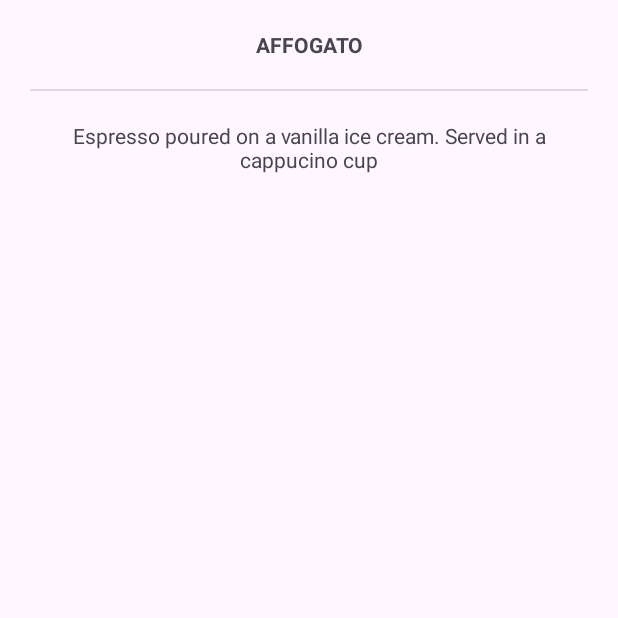
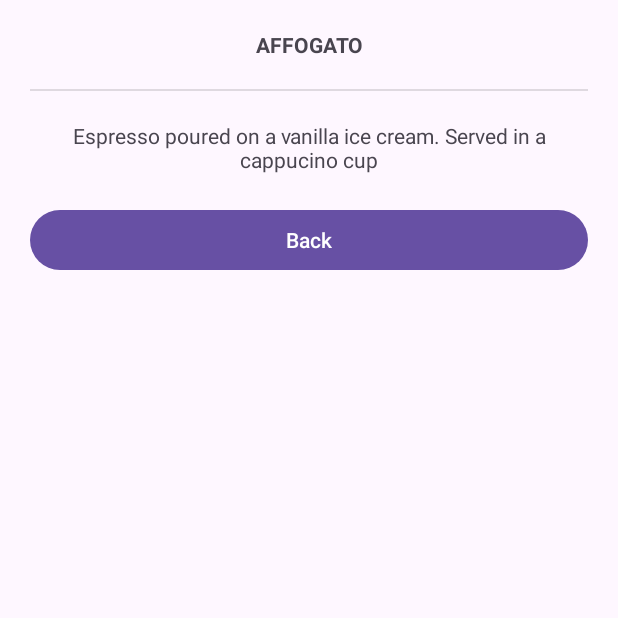
Before and after one commit to MichKyleEl/LAB_WEEK_03, an Android app: the screen it shows after launch (MainActivity), after a tap on "AFFOGATO", on a phone screen of 412 x 824 dp, the top half of it. Run offline under Robolectric (Android 15) with nearby library versions, the phone set to English and light mode, and no system bars.

Commit message:
Commit No.5 – add back button & extend list

```diff
--- a/app/src/main/java/com/example/lab_week_03/DetailFragment.kt
+++ b/app/src/main/java/com/example/lab_week_03/DetailFragment.kt
@@ -5,12 +5,9 @@ import androidx.fragment.app.Fragment
 import android.view.LayoutInflater
 import android.view.View
 import android.view.ViewGroup
+import android.widget.Button
 import android.widget.TextView
-
-// TODO: Rename parameter arguments, choose names that match
-// the fragment initialization parameters, e.g. ARG_ITEM_NUMBER
-private const val ARG_PARAM1 = "param1"
-private const val ARG_PARAM2 = "param2"
+import androidx.navigation.fragment.findNavController
 
 /**
  * A simple [Fragment] subclass.
@@ -18,22 +15,10 @@ private const val ARG_PARAM2 = "param2"
  * create an instance of this fragment.
  */
 class DetailFragment : Fragment() {
-    // TODO: Rename and change types of parameters
-    private var param1: String? = null
-    private var param2: String? = null
-
     private val coffeeTitle: TextView?
         get() = view?.findViewById(R.id.coffee_title)
     private val coffeeDesc: TextView?
         get() = view?.findViewById(R.id.coffee_desc)
-
-    override fun onCreate(savedInstanceState: Bundle?) {
-        super.onCreate(savedInstanceState)
-        arguments?.let {
-            param1 = it.getString(ARG_PARAM1)
-            param2 = it.getString(ARG_PARAM2)
-        }
-    }
 
     override fun onCreateView(
         inflater: LayoutInflater, container: ViewGroup?,
@@ -45,8 +30,16 @@ class DetailFragment : Fragment() {
 
     override fun onViewCreated(view: View, savedInstanceState: Bundle?) {
         super.onViewCreated(view, savedInstanceState)
-        val coffeeId = arguments?.getInt(COFFEE_ID, 0) ?: 0
+
+        // Retrieve coffee ID from arguments
+        val coffeeId = arguments?.getInt(ListFragment.COFFEE_ID, 0) ?: 0
         setCoffeeData(coffeeId)
+
+        // Find the back button and set up its click listener
+        val backButton: Button = view.findViewById(R.id.button2)
+        backButton.setOnClickListener {
+            findNavController().navigateUp()
+        }
     }
 
     fun setCoffeeData(id: Int) {
@@ -55,26 +48,22 @@ class DetailFragment : Fragment() {
                 coffeeTitle?.text = getString(R.string.affogato_title)
                 coffeeDesc?.text = getString(R.string.affogato_desc)
             }
-
             R.id.americano -> {
                 coffeeTitle?.text = getString(R.string.americano_title)
                 coffeeDesc?.text = getString(R.string.americano_desc)
             }
-
             R.id.latte -> {
                 coffeeTitle?.text = getString(R.string.latte_title)
                 coffeeDesc?.text = getString(R.string.latte_desc)
             }
+            R.id.cappuccino -> {
+                coffeeTitle?.text = getString(R.string.cappuccino_title)
+                coffeeDesc?.text = getString(R.string.cappuccino_desc)
+            }
+            R.id.macchiato -> {
+                coffeeTitle?.text = getString(R.string.macchiato_title)
+                coffeeDesc?.text = getString(R.string.macchiato_desc)
+            }
         }
     }
-
-    companion object {
-        private const val COFFEE_ID = "COFFEE_ID"
-        fun newInstance(coffeeId: Int) =
-            DetailFragment().apply {
-                arguments = Bundle().apply {
-                    putInt(COFFEE_ID, coffeeId)
-                }
-            }
-    }
 }
--- a/app/src/main/java/com/example/lab_week_03/ListFragment.kt
+++ b/app/src/main/java/com/example/lab_week_03/ListFragment.kt
@@ -6,6 +6,7 @@ import androidx.fragment.app.Fragment
 import android.view.LayoutInflater
 import android.view.View
 import android.view.ViewGroup
+import android.widget.Button
 import androidx.navigation.Navigation
 
 // TODO: Rename parameter arguments, choose names that match
@@ -22,6 +23,7 @@ class ListFragment : Fragment() {
     // TODO: Rename and change types of parameters
     private var param1: String? = null
     private var param2: String? = null
+
 
 //    private lateinit var coffeeListener: CoffeeListener;
 
@@ -58,7 +60,9 @@ class ListFragment : Fragment() {
         val coffeeList = listOf<View>(
             view.findViewById(R.id.affogato),
             view.findViewById(R.id.americano),
-            view.findViewById(R.id.latte)
+            view.findViewById(R.id.latte),
+            view.findViewById(R.id.cappuccino),
+            view.findViewById(R.id.macchiato)
         )
 //        coffeeList.forEach{
 //            it.setOnClickListener(this)
@@ -66,6 +70,7 @@ class ListFragment : Fragment() {
         coffeeList.forEach{ coffee ->
             val fragmentBundle = Bundle()
             fragmentBundle.putInt(COFFEE_ID, coffee.id)
+
             coffee.setOnClickListener(
                 Navigation.createNavigateOnClickListener(
                     R.id.coffee_id_action, fragmentBundle)
--- a/app/src/main/res/layout/fragment_detail.xml
+++ b/app/src/main/res/layout/fragment_detail.xml
@@ -7,6 +7,7 @@
     android:orientation="vertical"
     android:padding="20dp"
     tools:context=".DetailFragment">
+
     <TextView
         android:id="@+id/coffee_title"
         android:layout_width="match_parent"
@@ -25,4 +26,11 @@
         android:layout_height="wrap_content"
         android:gravity="center"
         tools:text="@string/affogato_desc" />
+
+    <Button
+        android:id="@+id/button2"
+        android:layout_width="match_parent"
+        android:layout_height="wrap_content"
+        android:text="Back"
+        android:layout_marginTop="20dp" />
 </LinearLayout>
--- a/app/src/main/res/navigation/nav_graph.xml
+++ b/app/src/main/res/navigation/nav_graph.xml
@@ -19,5 +19,10 @@
         android:id="@+id/coffeeDetail"
         android:name="com.example.lab_week_03.DetailFragment"
         android:label="Detail"
-        tools:layout="@layout/fragment_detail" />
+        tools:layout="@layout/fragment_detail">
+        <action
+            android:id="@+id/coffee_id_action"
+            app:destination="@+id/coffeeList">
+        </action>
+    </fragment>
 </navigation>
--- a/app/src/main/res/values/strings.xml
+++ b/app/src/main/res/values/strings.xml
@@ -6,6 +6,10 @@
     <string name="americano_desc">Espresso with added hot water (100-150 ml). Often served in a cappucino cup. (The espresso is added into the hot water rather than all the water being flowed through the coffee that would lead to over extraction.)</string>
     <string name="latte_title">CAFFE LATTE</string>
     <string name="latte_desc">A tall, mild \'milk coffee\' (about 150-300 ml). An espresso with steamed milk and only a little milk foam poured over it. Serve in a latte glass or a coffee cup. Flavored syrup can be added</string>
+    <string name="cappuccino_title">CAPPUCCINO</string>
+    <string name="cappuccino_desc">Espresso topped with equal parts steamed milk and a thick layer of frothed milk foam. It has a total volume of about 150-180ml and is known for its light, airy texture.</string>
+    <string name="macchiato_title">MACCHIATO</string>
+    <string name="macchiato_desc">A shot of espresso "marked" or "stained" with a small amount of steamed milk. This is a very strong, espresso-forward drink served in a small cup.</string>
     <string name="coffee_list">Coffee List</string>
     <!-- TODO: Remove or change this placeholder text -->
     <string name="hello_blank_fragment">Hello blank fragment</string>
```
Also changed, not shown: app/src/main/res/layout/fragment_list.xml (+12 -0 lines).
